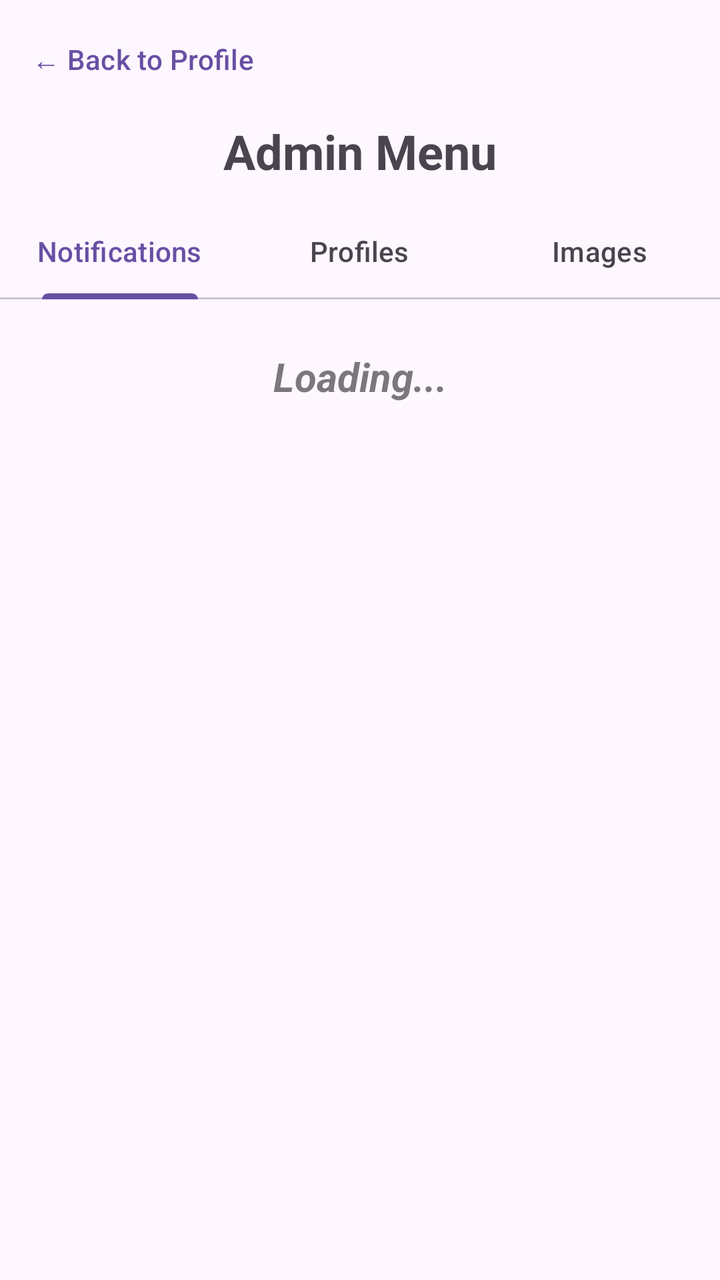
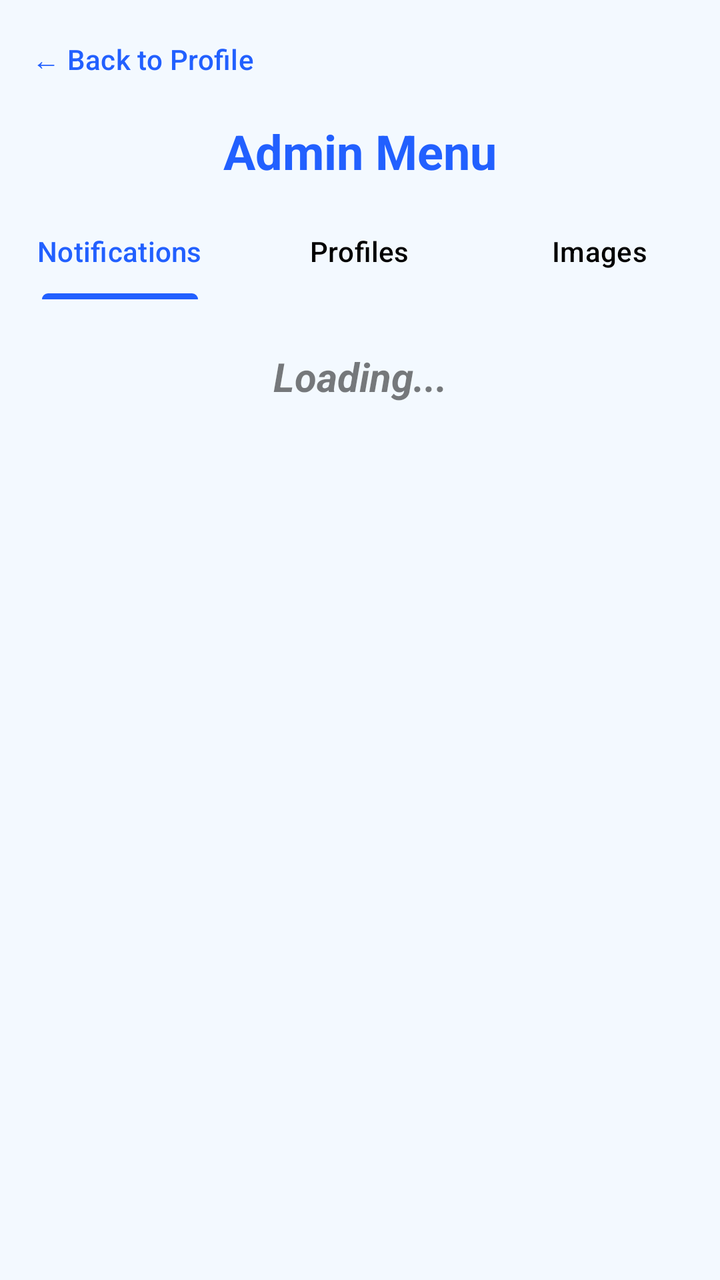

Before-and-after screenshots of an Android layout around one commit, followed by the original layout XML and the change that was made.
<!-- AndroidManifest.xml: activity theme Theme.GitCat_events -->
<!-- res/layout/activity_admin_menu.xml -->
<?xml version="1.0" encoding="utf-8"?>
<LinearLayout xmlns:android="http://schemas.android.com/apk/res/android"
    xmlns:app="http://schemas.android.com/apk/res-auto"
    xmlns:tools="http://schemas.android.com/tools"
    android:layout_width="match_parent"
    android:layout_height="match_parent"
    android:orientation="vertical"
    tools:context=".AdminMenuActivity">

    <Button
        android:id="@+id/backToProfileBtn"
        android:layout_width="wrap_content"
        android:layout_height="wrap_content"
        android:background="?attr/selectableItemBackground"
        android:padding="16dp"
        android:text="← Back to Profile"
        android:textAllCaps="false"
        android:textColor="?attr/colorPrimary" />

    <TextView
        android:layout_width="match_parent"
        android:layout_height="wrap_content"
        android:layout_marginBottom="10dp"
        android:text="Admin Menu"
        android:textAlignment="center"
        android:textSize="24sp"
        android:textStyle="bold" />

    <com.google.android.material.tabs.TabLayout
        android:id="@+id/adminTabLayout"
        android:layout_width="match_parent"
        android:layout_height="wrap_content">

        <com.google.android.material.tabs.TabItem
            android:layout_width="wrap_content"
            android:layout_height="wrap_content"
            android:text="Notifications" />

        <com.google.android.material.tabs.TabItem
            android:layout_width="wrap_content"
            android:layout_height="wrap_content"
            android:text="Profiles" />

        <com.google.android.material.tabs.TabItem
            android:layout_width="wrap_content"
            android:layout_height="wrap_content"
            android:text="Images" />
    </com.google.android.material.tabs.TabLayout>

    <TextView
        android:id="@+id/adminLoadingText"
        android:layout_width="match_parent"
        android:layout_height="wrap_content"
        android:layout_marginTop="25dp"
        android:text="Loading..."
        android:textAlignment="center"
        android:textColor="#84000000"
        android:textSize="20sp"
        android:textStyle="bold|italic" />

    <ListView
        android:id="@+id/adminNotifsList"
        android:layout_width="match_parent"
        android:layout_height="wrap_content"
        android:visibility="visible" />

    <ListView
        android:id="@+id/adminProfilesList"
        android:layout_width="match_parent"
        android:layout_height="0dp"
        android:layout_weight="1"
        android:visibility="gone">

    </ListView>

    <ListView
        android:id="@+id/adminImagesList"
        android:layout_width="match_parent"
        android:layout_height="0dp"
        android:layout_weight="1"
        android:padding="10dp"
        android:visibility="gone" />

</LinearLayout>
<!-- resources referenced by this layout -->
<resources>
  <style name="Theme.GitCat_events" parent="Base.Theme.GitCat_events" />
  <style name="Base.Theme.GitCat_events" parent="Theme.Material3.DayNight.NoActionBar">
          
          
      </style>
</resources>

<!-- the commit's change to res/layout/activity_admin_menu.xml (unified diff, before → after) -->
@@ -4,6 +4,7 @@
     xmlns:tools="http://schemas.android.com/tools"
     android:layout_width="match_parent"
     android:layout_height="match_parent"
+    android:background="@color/background_color"
     android:orientation="vertical"
     tools:context=".AdminMenuActivity">
 
@@ -15,7 +16,7 @@
         android:padding="16dp"
         android:text="← Back to Profile"
         android:textAllCaps="false"
-        android:textColor="?attr/colorPrimary" />
+        android:textColor="@color/button_color" />
 
     <TextView
         android:layout_width="match_parent"
@@ -23,13 +24,18 @@
         android:layout_marginBottom="10dp"
         android:text="Admin Menu"
         android:textAlignment="center"
+        android:textColor="@color/text_color_colored"
         android:textSize="24sp"
         android:textStyle="bold" />
 
     <com.google.android.material.tabs.TabLayout
         android:id="@+id/adminTabLayout"
         android:layout_width="match_parent"
-        android:layout_height="wrap_content">
+        android:layout_height="wrap_content"
+        android:backgroundTint="@color/background_color"
+        app:tabIndicatorColor="@color/button_color"
+        app:tabSelectedTextColor="@color/button_color"
+        app:tabTextColor="@color/text_color_dark">
 
         <com.google.android.material.tabs.TabItem
             android:layout_width="wrap_content"
<!-- resource entries referenced after the edit -->
@@ -1,5 +1,9 @@
 <!-- resources referenced by this layout -->
 <resources>
+  <color name="background_color">#F3F9FF</color>
+  <color name="button_color">#2260ff</color>
+  <color name="text_color_colored">#2260ff</color>
+  <color name="text_color_dark">#000000</color>
   <style name="Theme.GitCat_events" parent="Base.Theme.GitCat_events" />
   <style name="Base.Theme.GitCat_events" parent="Theme.Material3.DayNight.NoActionBar">
           
